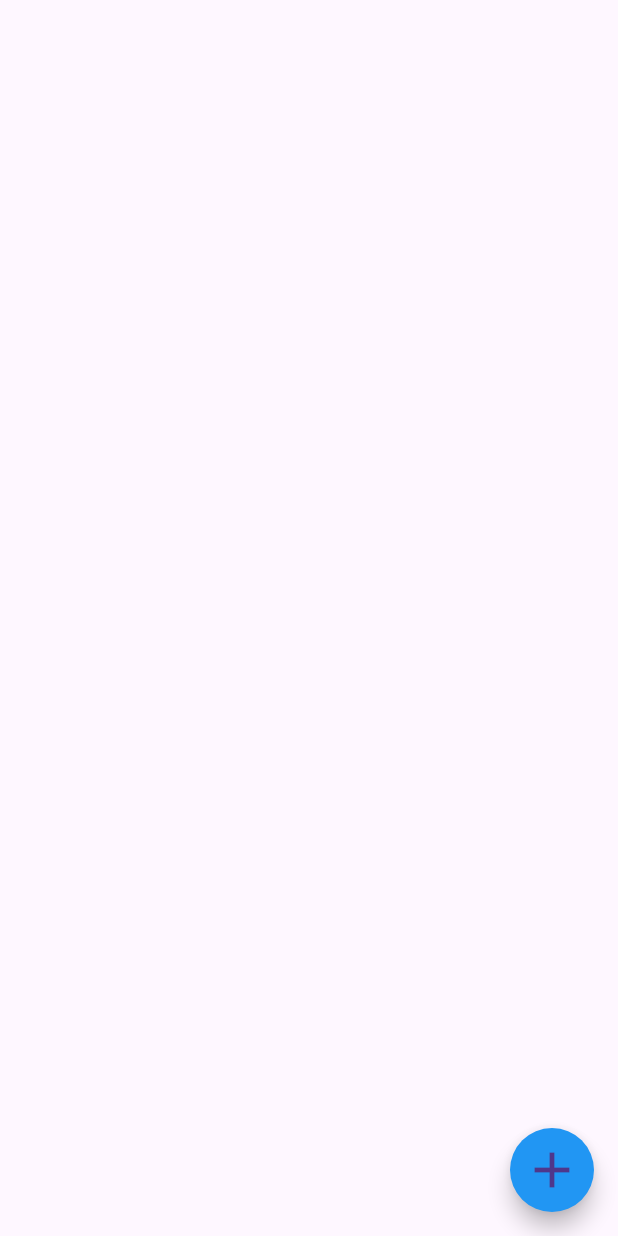
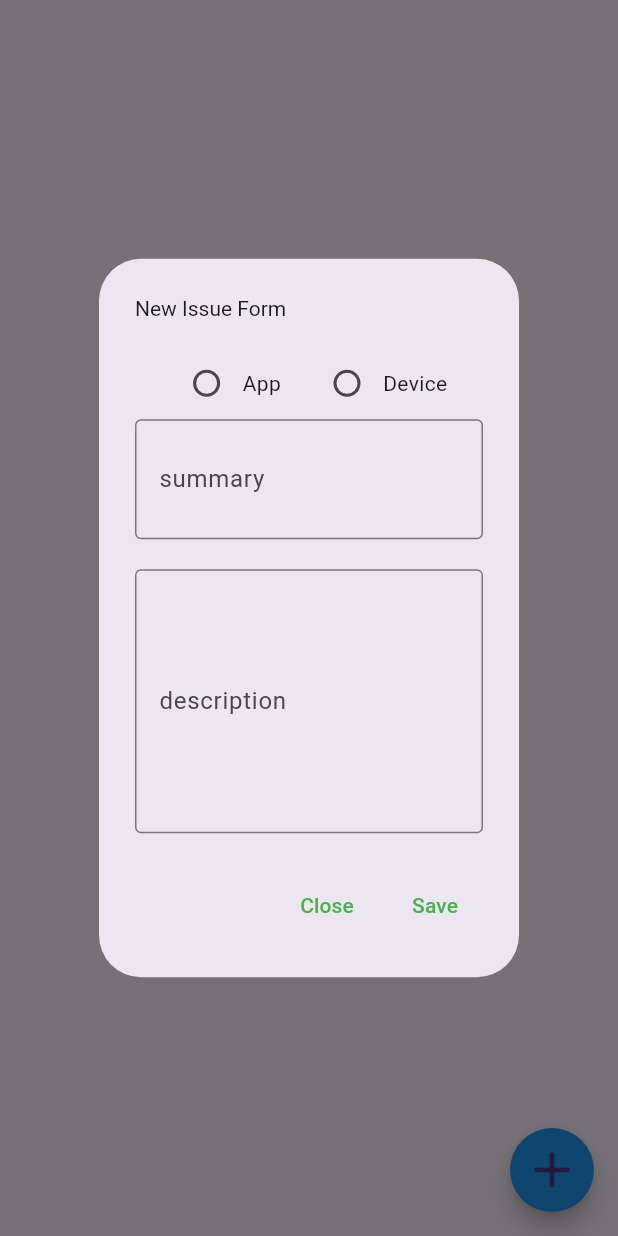
Before and after one commit to ymm83/eAquaSaver_flutter, a Flutter app: the IssueScreen screen opened directly, after a tap on the "add" icon, on a phone screen of 412 x 824 dp. Run offline on Flutter 3.47's test engine with Material 3 defaults, Android fonts, the phone set to English and light mode, and no system bars; our stand-ins replace equatable, flutter_bloc, flutter_blue_plus, geolocator, supabase_flutter; missing offline and left inert: cloudflare_turnstile, show_hide_password; accounts and stored records are empty.

Commit message:
new issue ui (valorar)

```diff
--- a/lib/screens/issue_screen.dart
+++ b/lib/screens/issue_screen.dart
@@ -1,5 +1,5 @@
 import 'package:flutter/material.dart';
-import '../main.dart';
+import '../main.dart'; // Asegúrate de que este import sea correcto según tu estructura de proyecto
 
 class IssueScreen extends StatefulWidget {
   const IssueScreen({super.key});
@@ -11,8 +11,29 @@ class IssueScreen extends StatefulWidget {
 class _IssueScreenState extends State<IssueScreen> {
   List _issueData = [];
   bool _isLoading = true;
+  int selectedRadio = 0;
 
   void _getIssues() async {
+    try {
+      final data = await supabaseEAS.from('issue').select();
+      setState(() {
+        _issueData = data;
+        _isLoading = false;
+      });
+    } catch (error) {
+      ScaffoldMessenger.of(context).showSnackBar(
+        SnackBar(
+          content: const Text('Unexpected error occurred'),
+          backgroundColor: Theme.of(context).colorScheme.error,
+        ),
+      );
+      setState(() {
+        _isLoading = false;
+      });
+    }
+  }
+
+  void _saveIssue() async {
     try {
       final data = await supabaseEAS.from('issue').select();
       setState(() {
@@ -53,7 +74,9 @@ class _IssueScreenState extends State<IssueScreen> {
               },
             ),
       floatingActionButton: FloatingActionButton(
-        onPressed: _getIssues,
+        onPressed: () {
+          _showAlertDialog(context);
+        },
         backgroundColor: Colors.blue,
         shape: const CircleBorder(),
         child: const Icon(
@@ -63,4 +86,91 @@ class _IssueScreenState extends State<IssueScreen> {
       ),
     );
   }
+
+  void _showAlertDialog(BuildContext context) {
+    showDialog(
+      barrierDismissible: false,
+      context: context,
+      builder: (BuildContext context) {
+        return AlertDialog(
+          title: const Text(
+            'New Issue Form',
+            style: TextStyle(fontSize: 14),
+          ),
+          content: StatefulBuilder(
+            builder: (BuildContext context, StateSetter setState) {
+              TextEditingController issueTitleController = TextEditingController();
+              TextEditingController issueBodyController = TextEditingController();
+              return SingleChildScrollView(
+                  child: Column(
+                mainAxisSize: MainAxisSize.min,
+                children: <Widget>[
+                  Row(
+                    mainAxisAlignment: MainAxisAlignment.center,
+                    children: <Widget>[
+                      Radio<int>(
+                        value: 1,
+                        groupValue: selectedRadio,
+                        onChanged: (int? val) {
+                          setState(() {
+                            selectedRadio = val!;
+                          });
+                        },
+                      ),
+                      const Text('App'),
+                      const SizedBox(width: 20), // Espaciado entre los radios
+                      Radio<int>(
+                        value: 2,
+                        groupValue: selectedRadio,
+                        onChanged: (int? val) {
+                          setState(() {
+                            selectedRadio = val!;
+                          });
+                        },
+                      ),
+                      const Text('Device'),
+                    ],
+                  ),
+                  TextFormField(
+                    maxLines: 2,
+                    controller: issueTitleController,
+                    decoration: const InputDecoration(
+                        //hintText: 'The email address?',
+                        labelText: 'summary',
+                        border: OutlineInputBorder(),
+                        counterText: ""),
+                    maxLength: 20,
+                  ),
+                  const SizedBox(height: 20),
+                  TextFormField(
+                    maxLines: 6,
+                    controller: issueBodyController,
+                    decoration: const InputDecoration(
+                      //hintText: 'The email address?',
+                      labelText: 'description',
+                      border: OutlineInputBorder(),
+                    ),
+                  ),
+                ],
+              ));
+            },
+          ),
+          actions: [
+            TextButton(
+              onPressed: () {
+                Navigator.of(context).pop();
+              },
+              child: const Text('Close'),
+            ),
+            TextButton(
+              onPressed: () {
+                Navigator.of(context).pop();
+              },
+              child: const Text('Save'),
+            ),
+          ],
+        );
+      },
+    );
+  }
 }
```
